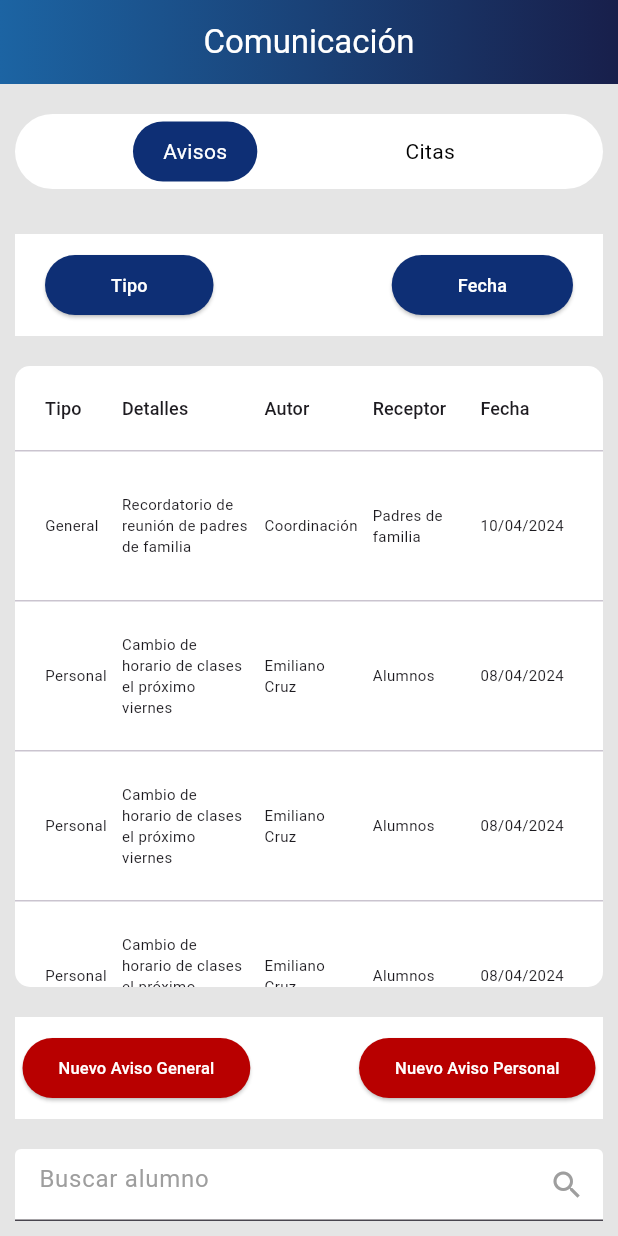
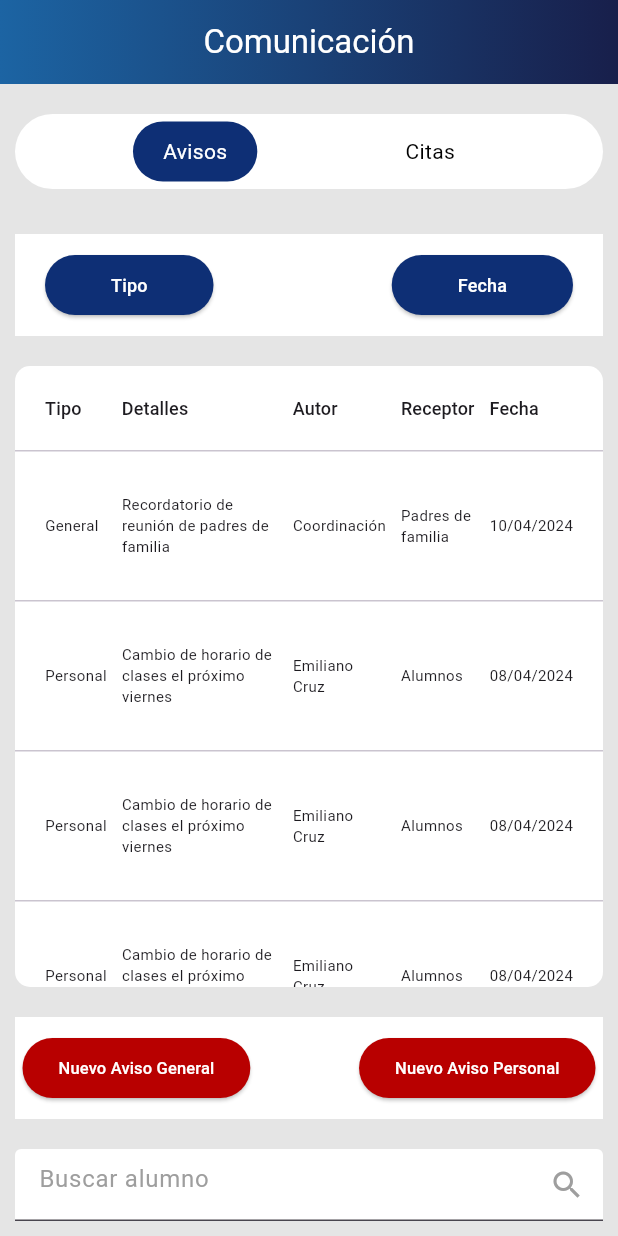
Before and after one commit to samuel-serrato/educame, a Flutter app: the ComunicacionScreen screen opened directly with empty values, on a phone screen of 412 x 824 dp. Run offline on Flutter 3.47's test engine with Material 3 defaults, Android fonts, the light colour scheme and no system bars; our stand-ins replace carousel_slider.

Commit message:
tabla comunicacion ocupa a todo el ancho y dropdown de filtros con borde

```diff
--- a/lib/screens/comunicacion.dart
+++ b/lib/screens/comunicacion.dart
@@ -3,8 +3,7 @@
 class ComunicacionScreen extends StatefulWidget {
   final int userId;
 
-  const ComunicacionScreen({Key? key, required this.userId})
-      : super(key: key);
+  const ComunicacionScreen({Key? key, required this.userId}) : super(key: key);
 
   @override
   _ComunicacionScreenState createState() => _ComunicacionScreenState();
@@ -211,7 +210,6 @@
                 ],
               ),
             ),
-            // Tabla de Avisos
             _selectedMenu == 'Avisos'
                 ? Expanded(
                     child: Container(
@@ -221,6 +219,10 @@
                         borderRadius: BorderRadius.circular(10.0),
                       ),
                       child: SingleChildScrollView(
+                        child: SizedBox(
+                          width: MediaQuery.of(context)
+                              .size
+                              .width, // Ancho de la pantalla
                           child: DataTable(
                             columnSpacing: 10,
                             dataRowMaxHeight: 100,
@@ -228,45 +230,20 @@
                             horizontalMargin: 20,
                             columns: [
                               DataColumn(
-                                label: SizedBox(
-                              width: screenWidth * 0.1,
-                              child: Text(
-                                'Tipo',
-                                style: TextStyle(fontSize: 12),
-                              ),
-                            )),
+                                  label: Text('Tipo',
+                                      style: TextStyle(fontSize: 12))),
                               DataColumn(
-                                label: SizedBox(
-                              width: screenWidth * 0.18,
-                              child: Text(
-                                'Detalles',
-                                style: TextStyle(fontSize: 12),
-                              ),
-                            )),
+                                  label: Text('Detalles',
+                                      style: TextStyle(fontSize: 12))),
                               DataColumn(
-                                label: SizedBox(
-                              width: screenWidth * 0.1,
-                              child: Text(
-                                'Autor',
-                                style: TextStyle(fontSize: 12),
-                              ),
-                            )),
+                                  label: Text('Autor',
+                                      style: TextStyle(fontSize: 12))),
                               DataColumn(
-                                label: SizedBox(
-                              width: screenWidth * 0.15,
-                              child: Text(
-                                'Receptor',
-                                style: TextStyle(fontSize: 12),
-                              ),
-                            )),
+                                  label: Text('Receptor',
+                                      style: TextStyle(fontSize: 12))),
                               DataColumn(
-                                label: SizedBox(
-                              width: screenWidth * 0.15,
-                              child: Text(
-                                'Fecha',
-                                style: TextStyle(fontSize: 12),
-                              ),
-                            )),
+                                  label: Text('Fecha',
+                                      style: TextStyle(fontSize: 12))),
                             ],
                             rows: _avisos
                                 .map(
@@ -287,6 +264,7 @@
                           ),
                         ),
                       ),
+                    ),
                   )
                 //ESTÁ SELECCIONADO CITAS
                 : Expanded(
@@ -297,6 +275,10 @@
                         borderRadius: BorderRadius.circular(10.0),
                       ),
                       child: SingleChildScrollView(
+                        child: SizedBox(
+                          width: MediaQuery.of(context)
+                              .size
+                              .width, // Ancho de la pantalla
                           child: DataTable(
                             columnSpacing: 10,
                             dataRowMaxHeight: 100,
@@ -304,45 +286,20 @@
                             horizontalMargin: 20,
                             columns: [
                               DataColumn(
-                                label: SizedBox(
-                              width: screenWidth * 0.1,
-                              child: Text(
-                                'Tipo',
-                                style: TextStyle(fontSize: 12),
-                              ),
-                            )),
+                                  label: Text('Tipo',
+                                      style: TextStyle(fontSize: 12))),
                               DataColumn(
-                                label: SizedBox(
-                              width: screenWidth * 0.18,
-                              child: Text(
-                                'Detalles',
-                                style: TextStyle(fontSize: 12),
-                              ),
-                            )),
+                                  label: Text('Detalles',
+                                      style: TextStyle(fontSize: 12))),
                               DataColumn(
-                                label: SizedBox(
-                              width: screenWidth * 0.1,
-                              child: Text(
-                                'Autor',
-                                style: TextStyle(fontSize: 12),
-                              ),
-                            )),
+                                  label: Text('Autor',
+                                      style: TextStyle(fontSize: 12))),
                               DataColumn(
-                                label: SizedBox(
-                              width: screenWidth * 0.15,
-                              child: Text(
-                                'Receptor',
-                                style: TextStyle(fontSize: 12),
-                              ),
-                            )),
+                                  label: Text('Receptor',
+                                      style: TextStyle(fontSize: 12))),
                               DataColumn(
-                                label: SizedBox(
-                              width: screenWidth * 0.15,
-                              child: Text(
-                                'Fecha',
-                                style: TextStyle(fontSize: 12),
-                              ),
-                            )),
+                                  label: Text('Fecha',
+                                      style: TextStyle(fontSize: 12))),
                             ],
                             rows: _citas
                                 .map(
@@ -363,7 +320,9 @@
                           ),
                         ),
                       ),
-                  ), // Espacio vacío si no está seleccionado Avisos
+                    ),
+                  ),
+            // Espacio vacío si no está seleccionado Avisos
             // Botones Inferiores
             // Botones Inferiores
             Container(
```
Also changed, not shown: lib/screens/usuarios.dart (+93 -14 lines). Lines whose indentation alone changed are shown as unchanged.
